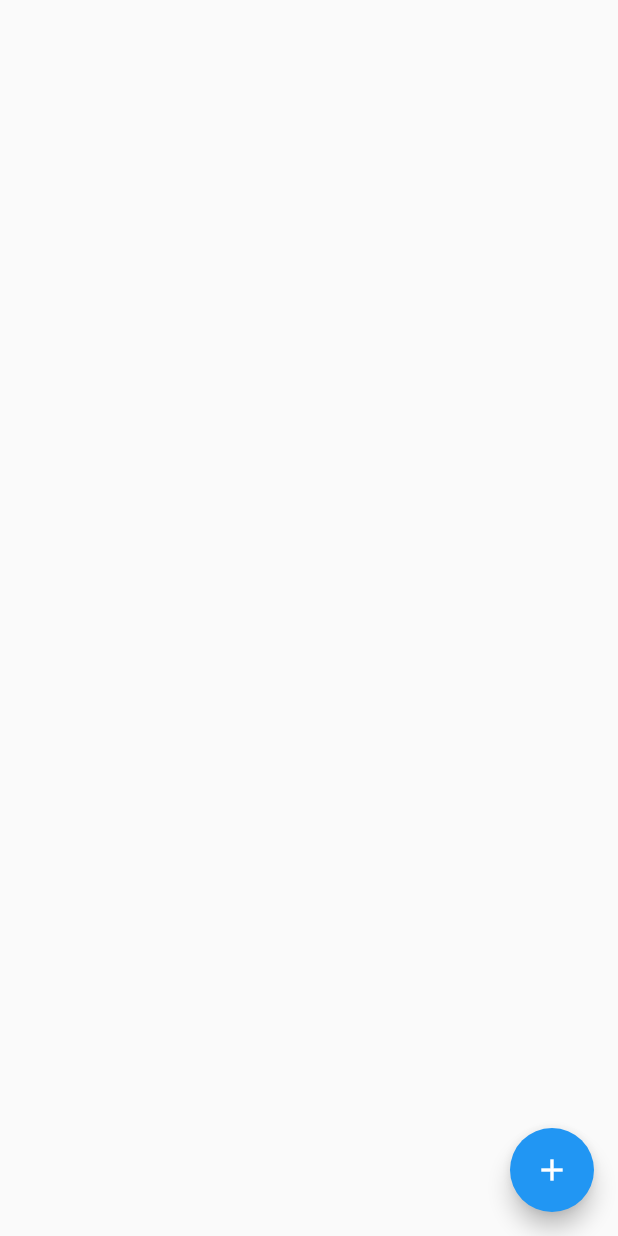
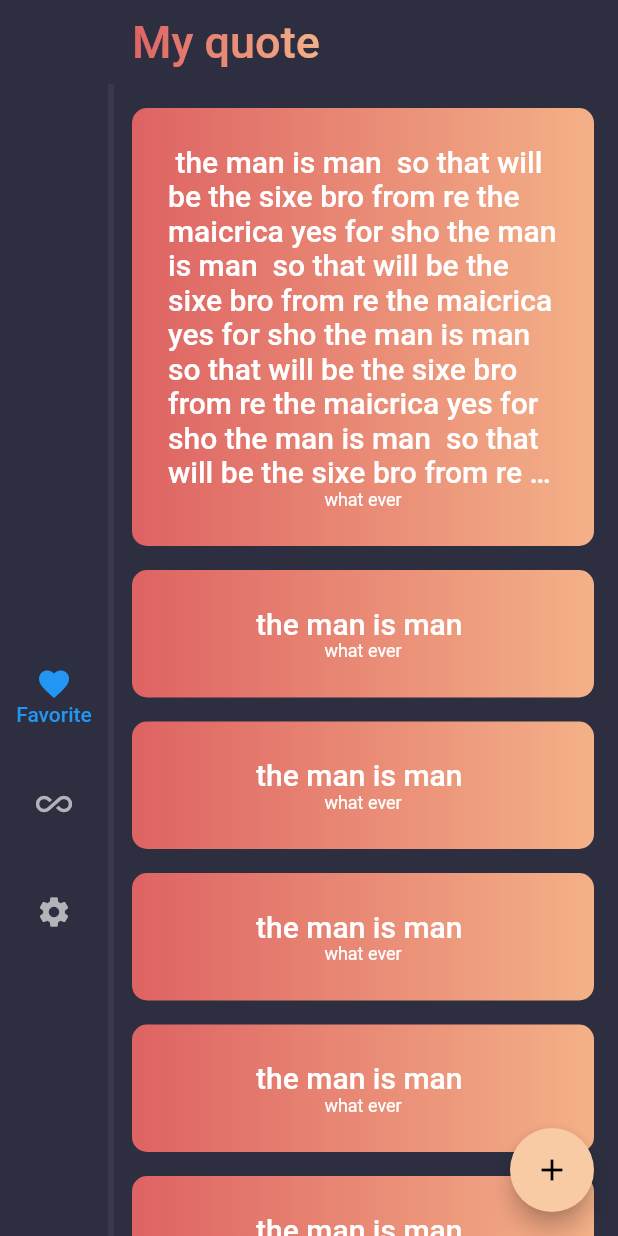
Before and after one commit to Nidal-Bakir/keep-quote, a Flutter app: the screen it shows after launch, on a phone screen of 412 x 824 dp. Run offline on Flutter 3.47's test engine with Material 2 defaults, Android fonts, the phone set to English and light mode, and no system bars; our stand-ins replace google_fonts; missing offline and left inert: dart:ffi; Roboto replaces fonts that are missing (Alice).

Commit message:
all qoute ui and setup provider

```diff
--- a/lib/main.dart
+++ b/lib/main.dart
@@ -1,4 +1,9 @@
 import 'package:flutter/material.dart';
+
+import 'package:provider/provider.dart';
+import 'style.dart';
+import 'pages/all_page.dart';
+import 'providers/quote_provider.dart';
 
 void main() {
   runApp(MyApp());
@@ -7,13 +12,14 @@ void main() {
 class MyApp extends StatelessWidget {
   @override
   Widget build(BuildContext context) {
-    return MaterialApp(
-      title: 'Flutter Demo',
-      theme: ThemeData(
-        primarySwatch: Colors.blue,
-        visualDensity: VisualDensity.adaptivePlatformDensity,
+    return ChangeNotifierProvider(
+      builder: (context, child) => child,
+      create: (BuildContext context) => QuoteProvider(),
+      child: MaterialApp(
+        title: 'My Quote',
+        theme: darkTheme(),
+        home: MyHomePage(),
       ),
-      home: MyHomePage(),
     );
   }
 }
@@ -24,13 +30,55 @@ class MyHomePage extends StatefulWidget {
 }
 
 class _MyHomePageState extends State<MyHomePage> {
+  var pages = [AllQuotes()];
+  int index = 0;
+
   @override
   Widget build(BuildContext context) {
     return Scaffold(
-      body: Container(),
+      body: SafeArea(
+        child: Row(
+          children: [
+            NavigationRail(
+              onDestinationSelected: (value) {
+                setState(() {
+                  index = value;
+                });
+              },
+              backgroundColor: Theme.of(context).primaryColor.withOpacity(1.0),
+              groupAlignment: 0.4,
+              labelType: NavigationRailLabelType.selected,
+              destinations: [
+                NavigationRailDestination(
+                  icon: Icon(Icons.favorite_border),
+                  selectedIcon: Icon(Icons.favorite),
+                  label: Text('Favorite'),
+                ),
+                NavigationRailDestination(
+                  icon: Icon(Icons.all_inclusive),
+                  label: Text('All'),
+                ),
+                NavigationRailDestination(
+                  icon: Container(
+                    child: Icon(Icons.settings),
+                  ),
+                  label: Text('Settings'),
+                ),
+              ],
+              selectedIndex: index,
+            ),
+            VerticalDivider(
+              width: 0.0,
+              thickness: 4,
+              color: Color.fromRGBO(56, 56, 78, 1.0),
+            ),
+            pages[index]
+          ],
+        ),
+      ),
       floatingActionButton: FloatingActionButton(
         onPressed: () {},
-        tooltip: ' add',
+        tooltip: 'add quote',
         child: Icon(Icons.add),
       ),
     );
--- /dev/null
+++ b/lib/models/quote_model.dart
@@ -0,0 +1,8 @@
+class Quote {
+  final int id;
+  final String text;
+  final String author;
+
+  Quote(this.id, this.text, this.author);
+//  Quote.fromDataBase(Map<>);
+}
--- /dev/null
+++ b/lib/pages/all_page.dart
@@ -0,0 +1,42 @@
+import 'package:flutter/material.dart';
+import 'package:provider/provider.dart';
+import '../providers/quote_provider.dart';
+import '../widgets/quote_item.dart';
+import '.././style.dart' as style;
+import 'package:google_fonts/google_fonts.dart';
+class AllQuotes extends StatelessWidget {
+  @override
+  Widget build(BuildContext context) {
+    var quotesList = Provider.of<QuoteProvider>(context).quotes;
+
+    return Expanded(
+      child: Column(
+        children: [
+          AppBar(
+            elevation: 0.0,
+            title: ShaderMask(
+                shaderCallback: (Rect bounds) => LinearGradient(
+                      colors: [
+                        style.backGroundGradientItem1,
+                        style.backGroundGradientItem2
+                      ],
+                    ).createShader(bounds),
+                child: Text(
+                  'My quote',
+                  style:GoogleFonts.alice(fontSize: 30),
+                )),
+          ),
+          Expanded(
+            child: ListView(
+              children: quotesList.map((element) {
+                return QuoteItem(
+                  quote: element,
+                );
+              }).toList(),
+            ),
+          ),
+        ],
+      ),
+    );
+  }
+}
--- /dev/null
+++ b/lib/providers/quote_provider.dart
@@ -0,0 +1,62 @@
+import 'dart:ffi';
+
+import 'package:flutter/foundation.dart';
+
+import '../models/quote_model.dart';
+
+class QuoteProvider extends ChangeNotifier {
+  final List<Quote> _quotes = [
+    Quote(
+        DateTime.now().millisecondsSinceEpoch,
+        ' the man is man  so that will be the sixe bro from re the maicrica yes for sho the man is man  so that will be the sixe bro from re the maicrica yes for sho the man is man  so that will be the sixe bro from re the maicrica yes for sho the man is man  so that will be the sixe bro from re the maicrica yes for sho ',
+        'what ever'),
+    Quote(
+        DateTime.now().millisecondsSinceEpoch, 'the man is man ', 'what ever'),
+    Quote(
+        DateTime.now().millisecondsSinceEpoch, 'the man is man ', 'what ever'),
+    Quote(
+        DateTime.now().millisecondsSinceEpoch, 'the man is man ', 'what ever'),
+    Quote(
+        DateTime.now().millisecondsSinceEpoch, 'the man is man ', 'what ever'),
+    Quote(
+        DateTime.now().millisecondsSinceEpoch, 'the man is man ', 'what ever'),
+    Quote(
+        DateTime.now().millisecondsSinceEpoch, 'the man is man ', 'what ever'),
+    Quote(
+        DateTime.now().millisecondsSinceEpoch, 'the man is man ', 'what ever'),
+    Quote(
+        DateTime.now().millisecondsSinceEpoch, 'the man is man ', 'what ever'),
+    Quote(
+        DateTime.now().millisecondsSinceEpoch, 'the man is man ', 'what ever'),
+    Quote(
+        DateTime.now().millisecondsSinceEpoch, 'the man is man ', 'what ever'),
+    Quote(
+        DateTime.now().millisecondsSinceEpoch, 'the man is man ', 'what ever'),
+    Quote(
+        DateTime.now().millisecondsSinceEpoch, 'the man is man ', 'what ever'),
+    Quote(
+        DateTime.now().millisecondsSinceEpoch, 'the man is man ', 'what ever'),
+    Quote(
+        DateTime.now().millisecondsSinceEpoch, 'the man is man ', 'what ever'),
+    Quote(
+        DateTime.now().millisecondsSinceEpoch, 'the man is man ', 'what ever'),
+    Quote(
+        DateTime.now().millisecondsSinceEpoch, 'the man is man ', 'what ever'),
+    Quote(
+        DateTime.now().millisecondsSinceEpoch, 'the man is man ', 'what ever'),
+    Quote(
+        DateTime.now().millisecondsSinceEpoch, 'the man is man ', 'what ever'),
+  ];
+
+  void addQuote(Quote quote) {
+    _quotes.add(quote);
+    notifyListeners();
+  }
+
+  void deleteQuote(int id) {
+    _quotes.removeAt(_quotes.firstWhere((element) => element.id == id).id);
+    notifyListeners();
+  }
+
+  List<Quote> get quotes => List.unmodifiable(_quotes);
+}
--- /dev/null
+++ b/lib/style.dart
@@ -0,0 +1,42 @@
+import 'package:flutter/material.dart';
+import 'package:google_fonts/google_fonts.dart';
+
+Color primaryColor;
+Color accentColor;
+
+Color surfaceColor;
+
+Color backGroundGradientItem1;
+Color backGroundGradientItem2;
+
+ThemeData lightTheme() {
+  primaryColor = Color.fromRGBO(45, 46, 64, 1.0);
+  accentColor = Color.fromRGBO(35, 129, 206, 1.0);
+  surfaceColor = Color.fromRGBO(248, 203, 165, 1.0);
+  backGroundGradientItem1 = Color.fromRGBO(222, 99, 99, 1.0);
+  backGroundGradientItem2 = Color.fromRGBO(244, 177, 136, 1.0);
+
+  return ThemeData.light().copyWith();
+}
+
+ThemeData darkTheme() {
+  primaryColor = Color.fromRGBO(45, 46, 64, 1.0);
+  accentColor = Color.fromRGBO(35, 129, 206, 1.0);
+  surfaceColor = Color.fromRGBO(248, 203, 165, 1.0);
+  backGroundGradientItem1 = Color.fromRGBO(222, 99, 99, 1.0);
+  backGroundGradientItem2 = Color.fromRGBO(244, 177, 136, 1.0);
+
+  return ThemeData.dark().copyWith(
+    primaryColor: primaryColor,
+    textTheme: ThemeData.dark().textTheme.copyWith(
+          headline6: GoogleFonts.roboto(),
+          caption: GoogleFonts.alice(),
+        ),
+    accentColor: accentColor,
+    scaffoldBackgroundColor: primaryColor,
+    floatingActionButtonTheme: FloatingActionButtonThemeData(
+      backgroundColor: surfaceColor,
+      splashColor: primaryColor,
+    ),
+  );
+}
--- /dev/null
+++ b/lib/widgets/quote_item.dart
@@ -0,0 +1,43 @@
+import 'package:flutter/material.dart';
+import '../models/quote_model.dart';
+import '.././style.dart' as style;
+
+class QuoteItem extends StatelessWidget {
+  final Quote quote;
+
+  const QuoteItem({Key key, this.quote}) : super(key: key);
+
+  @override
+  Widget build(BuildContext context) {
+    return Container(
+        margin: EdgeInsets.only(top: 16.0, right: 16.0, left: 16.0),
+        decoration: BoxDecoration(
+            borderRadius: BorderRadius.all(Radius.circular(10)),
+            gradient: LinearGradient(colors: [
+              style.backGroundGradientItem1,
+              style.backGroundGradientItem2
+            ])),
+        padding: EdgeInsets.all(24.0),
+        width: double.infinity,
+        //double.infinity,
+        child: Column(
+          mainAxisAlignment: MainAxisAlignment.center,
+          children: [
+            Text(
+              quote.text,
+              softWrap: true,
+              maxLines: 10,
+              style: Theme.of(context).textTheme.headline6,
+              overflow: TextOverflow.ellipsis,
+            ),
+            Align(
+              alignment: Alignment.center,
+              child: Text(
+                quote.author,
+                style: Theme.of(context).textTheme.caption,
+              ),
+            ),
+          ],
+        ));
+  }
+}
--- a/pubspec.yaml
+++ b/pubspec.yaml
@@ -21,6 +21,7 @@ environment:
   sdk: ">=2.7.0 <3.0.0"
 
 dependencies:
+  google_fonts: ^1.1.0
 
   provider: ^4.1.2
 
```
Also changed, not shown: pubspec.lock.
